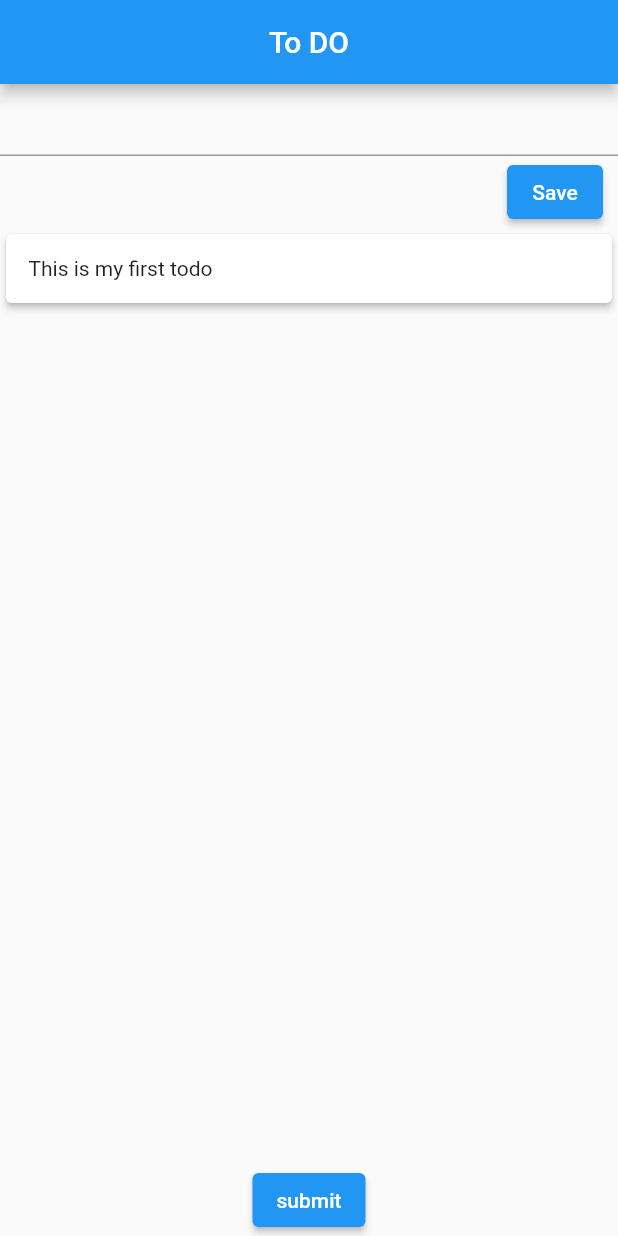
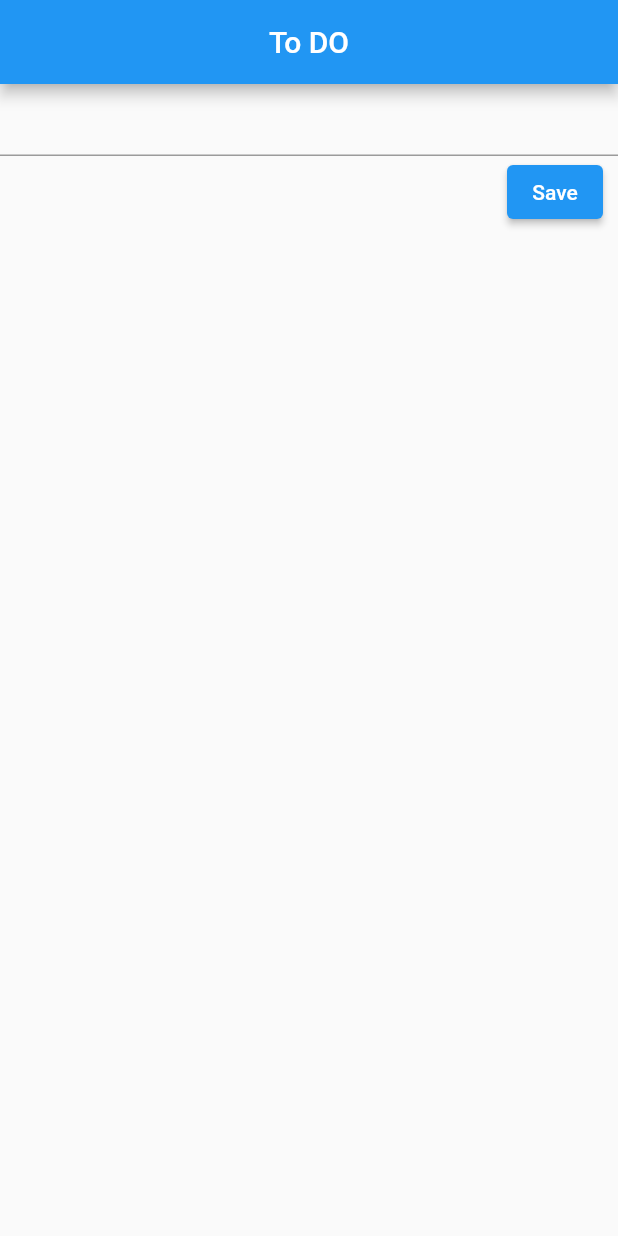
Before and after one commit to sajidshaikh20/learningflutter, a Flutter app: the screen it shows after launch, after a tap on "Save", on a phone screen of 412 x 824 dp. Run offline on Flutter 3.47's test engine with Material 2 defaults, Android fonts, the light colour scheme and no system bars.

Commit message:
created basic todo app

```diff
--- a/lib/screens/home.dart
+++ b/lib/screens/home.dart
@@ -1,4 +1,5 @@
 import 'package:flutter/material.dart';
+import 'package:learningflutter/widgets/card_item.dart';
 
 class Home extends StatefulWidget {
   Home({Key? key}) : super(key: key);
@@ -8,44 +9,46 @@ class Home extends StatefulWidget {
 }
 
 class _HomeState extends State<Home> {
-  int counter = 0;
+  List<String> messageData = <String>[];
+
+  TextEditingController textEditingController = TextEditingController();
 
   @override
   Widget build(BuildContext context) {
     return Scaffold(
         appBar: AppBar(
-          title: Text("To DO"),
-          centerTitle: true,
+          title: const Text("To DO"),
+          centerTitle: true, //to make title in center
         ),
         body: Column(
-          crossAxisAlignment: CrossAxisAlignment.end,
+          crossAxisAlignment: CrossAxisAlignment
+              .end, // aligne item in end ( right side of screen for columns)
           children: [
-            TextField(),
+            TextField(
+              controller: textEditingController,
+            ),
             Padding(
               padding: const EdgeInsets.symmetric(horizontal: 10),
               child: ElevatedButton(
-                onPressed: () {},
-                child: Text('Save'),
+                onPressed: () {
+                  setState(() {
+                    if (textEditingController.text.isNotEmpty) {
+                      messageData.add(
+                          textEditingController.text); //added value in list
+
+                      textEditingController.clear(); // clear value of textfield
+                    }
+                  });
+                },
+                child: const Text('Save'),
               ),
             ),
             Expanded(
-              child: ListView(
-                children: [
-                  Card(
-                    elevation: 2.0,
-                    child: Padding(
-                      padding: const EdgeInsets.all(15.0),
-                      child: Text('This is my first todo'),
-                    ),
-                  )
-                ],
-              ),
-            ),
-            Align(
-              alignment: Alignment.center,
-              child: ElevatedButton(
-                onPressed: () {},
-                child: Text('submit'),
+              child: ListView.builder(
+                itemCount: messageData.length,
+                itemBuilder: (BuildContext context, int index) => CardItem(
+                  message: messageData[messageData.length - 1 - index],
+                ),
               ),
             ),
           ],
```
Also changed, not shown: lib/widgets/card_item.dart (added, +17 -0 lines).
